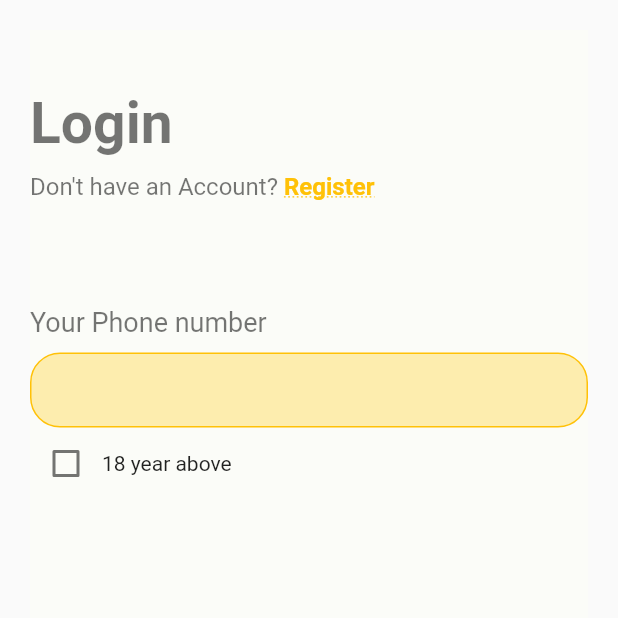
After one commit to asifzakir172000/trainyourbrain, a Flutter app: the LoginScreen screen opened directly, on a phone screen of 412 x 824 dp, the top half of it. The commit adds this screen. Run offline on Flutter 3.47's test engine with Material 2 defaults, Android fonts, the light colour scheme and no system bars; our stand-ins replace circular_countdown_timer, flip_card, flutter_custom_clippers, get, get_storage, google_fonts and 5 more; missing offline and left inert: maze, new_version; accounts and stored records are empty; network calls fail; project files that could hold a hidden picture were left out.

Commit message:
grey disable button login page sign up page

```diff
--- a/lib/helper/storageKey.dart
+++ b/lib/helper/storageKey.dart
@@ -17,6 +17,7 @@ class StorageKey {
   static const wordColorFirst = "wordColorFirst";
   static const reasoningPer = "reasoningPer";
   static const attentionPer = "attentionPer";
+  static const isLogin = "login";
 
 
   setStorage({key, msg}){
--- a/lib/view/card/cardGame2.dart
+++ b/lib/view/card/cardGame2.dart
@@ -154,6 +154,7 @@ class _FlipCardScreenState extends State<FlipCardTwoScreen> {
                     children: [
                       GestureDetector(
                         onTap: (){
+                          AudioPlayerClass.instance.dismiss();
                           Get.back();
                         },
                         child: Container(
--- a/lib/view/findNew/findNewGame.dart
+++ b/lib/view/findNew/findNewGame.dart
@@ -178,6 +178,7 @@ class _FindNewGameState extends State<FindNewGame> {
                     children: [
                       GestureDetector(
                         onTap: (){
+                          AudioPlayerClass.instance.dismiss();
                           Get.back();
                         },
                         child: Container(
--- a/lib/view/findNew/findNewLevel.dart
+++ b/lib/view/findNew/findNewLevel.dart
@@ -187,11 +187,13 @@ class _FindNewLevelState extends State<FindNewLevel> {
                             shadowColor: Colors.grey,
                             shape: RoundedRectangleBorder(
                               side: BorderSide(
-                                color: mController.level.value > index ? Colors.green : Colors.amber, //<-- SEE HERE
+                                color: mController.level.value > index ? Colors.green :
+                                mController.level.value == index ? Colors.amber : Colors.grey, //<-- SEE HERE
                               ),
                               borderRadius: BorderRadius.circular(20.0),
                             ),
-                            color: mController.level.value > index ? Colors.lightGreen.shade100 : Colors.amber.shade300,
+                            color: mController.level.value > index ? Colors.lightGreen.shade100 :
+                            mController.level.value == index ? Colors.amber.shade300 : Colors.grey.shade300,
                             child: Center(child: Text("${index + 1}", style: GoogleFonts.ubuntu(
                                 color: Colors.white,
                                 fontSize: 24
--- a/lib/view/home.dart
+++ b/lib/view/home.dart
@@ -36,7 +36,7 @@ class _HomePageState extends State<HomePage> {
           alignment: Alignment.center,
           child: Text(
             "Coming\nSoon",
-            textAlign: TextAlign.justify,
+            textAlign: TextAlign.center,
             style: GoogleFonts.ubuntu(
                 color: Colors.black,
                 fontSize: 18,
--- /dev/null
+++ b/lib/view/login/login.dart
@@ -0,0 +1,199 @@
+import 'package:flutter/gestures.dart';
+import 'package:flutter/material.dart';
+import 'package:get/get.dart';
+import 'package:trainyourbrain/view/login/signIp.dart';
+
+import '../../controller/login_controller.dart';
+
+class LoginScreen extends StatefulWidget {
+  const LoginScreen({Key? key}) : super(key: key);
+
+  @override
+  State<LoginScreen> createState() => _LoginScreenState();
+}
+
+class _LoginScreenState extends State<LoginScreen> {
+  late TextEditingController _editingController;
+  late TextEditingController _phoneController;
+  final loginController = Get.put(LoginController());
+  final focus = FocusNode();
+  bool? checkedValue = false;
+
+  @override
+  void initState() {
+    super.initState();
+    _editingController = TextEditingController(text: "");
+    _phoneController = TextEditingController(text: "");
+  }
+  @override
+  void dispose() {
+    _editingController.dispose();
+    _phoneController.dispose();
+    super.dispose();
+  }
+
+  @override
+  Widget build(BuildContext context) {
+    return Scaffold(
+      body: SafeArea(
+        child: Container(
+          margin: const EdgeInsets.all(20),
+          color: const Color(0xFFFBFCF8),
+          child: Column(
+            crossAxisAlignment: CrossAxisAlignment.start,
+            mainAxisAlignment: MainAxisAlignment.start,
+            children: [
+
+              const SizedBox(height: 40,),
+
+              const Text(
+                'Login',
+                style: TextStyle(
+                    fontSize: 38,
+                    fontWeight: FontWeight.bold,
+                    color: Colors.black54),
+              ),
+              const SizedBox(height: 10,),
+              RichText(
+                text: TextSpan(
+                  text: 'Don\'t have an Account? ',
+                  style: const TextStyle(
+                      fontSize: 16,
+                      fontWeight: FontWeight.normal,
+                      color: Colors.black54),
+                  children: <TextSpan> [
+                    TextSpan(
+                        text: 'Register',
+                        recognizer: TapGestureRecognizer()..onTap = () {
+                          loginController.buttonDisableClear();
+                           Get.to(()=>const SignInScreen(), transition: Transition.rightToLeftWithFade,);
+                          } ,
+                        style: const TextStyle(
+                      fontWeight: FontWeight.bold,
+                      decoration: TextDecoration.underline,
+                      color: Colors.amber,
+                      fontSize: 16,
+                      decorationStyle: TextDecorationStyle.dotted,
+                    )
+                    ),
+                  ]
+                ),
+              ),
+
+
+              //phone number
+              const SizedBox(height: 70,),
+              const Text(
+                'Your Phone number',
+                style: TextStyle(
+                    fontSize: 18,
+                    fontWeight: FontWeight.normal,
+                    color: Colors.black54),
+              ),
+              Container(
+                height: 50,
+                width: MediaQuery.of(context).size.width,
+                alignment: Alignment.center,
+                padding: const EdgeInsets.only(left: 10,),
+                margin: const EdgeInsets.only(top: 10,),
+                decoration: BoxDecoration(
+                  color: Colors.amberAccent.withOpacity(.4),
+                  borderRadius: BorderRadius.circular(20),
+
+                  border: Border.all(color: Colors.amber),
+                ),
+                child: TextField(
+                  onSubmitted: (newValue){},
+                  onChanged: (newValue){
+                    // print(newValue);
+                    // print(newValue.length);
+                    if(newValue.length == 10){
+                      loginController.buttonDisable(newValue, "LoginButton");
+                    }
+                  },
+                  keyboardType: TextInputType.number,
+                  focusNode: focus,
+                  maxLength: 10,
+                  controller: _phoneController,
+                  decoration: const InputDecoration(
+                    border: InputBorder.none,
+                    counterText: ""
+                  ),
+                ),
+              ),
+
+              //18 check box
+              /*CheckboxListTile(
+                title: const Text("18 year above"),
+                value: checkedValue,
+                onChanged: (newValue) {
+                  setState(() {
+                    checkedValue = newValue!;
+                  });
+                },
+                controlAffinity: ListTileControlAffinity.leading,  //  <-- leading Checkbox
+              ),*/
+              InkWell(
+                onTap: (){
+                  setState(() {
+                    checkedValue = !checkedValue!;
+                  });
+                },
+                child: Row(
+                  children: [
+                    Checkbox(
+                      activeColor: Colors.amber,
+                      value: checkedValue,
+                      onChanged: (bool? value) {
+                        setState(() {
+                          checkedValue = value!;
+                        });
+                      },
+                    ),
+                    const Text("18 year above"),
+                  ],
+                ),
+              ),
+
+
+
+              //button
+              const Spacer(),
+              GetBuilder<LoginController>(
+                id: "LoginButton",
+                builder: (ctx) {
+                  return InkWell(
+                    onTap: ctx.disable ? (){
+                      if(_phoneController.text.length == 10){
+                        loginController.showCustomDialog(context, "LoginButton");
+                      }
+                    } : null,
+                    child: Container(
+                      height: 50,
+                      width: MediaQuery.of(context).size.width,
+                      alignment: Alignment.center,
+                      padding: const EdgeInsets.only(left: 10,),
+                      margin: const EdgeInsets.only(top: 10,),
+                      decoration: BoxDecoration(
+                        color: ctx.disable? Colors.amberAccent : Colors.grey.shade200,
+                        borderRadius: BorderRadius.circular(20),
+                      ),
+                      child: const Text(
+                        'Verify OTP',
+                        style: TextStyle(
+                            fontSize: 22,
+                            fontWeight: FontWeight.bold,
+                            color: Colors.white),
+                      ),
+                    ),
+                  );
+                }
+              ),
+
+            ],
+          ),
+        ),
+      ),
+    );
+  }
+}
--- a/lib/view/maza/mazeGame.dart
+++ b/lib/view/maza/mazeGame.dart
@@ -126,7 +126,7 @@ class _MazeGameState extends State<MazeGame>{
                     children: [
                       GestureDetector(
                         onTap: (){
-                          Get.back();
+                          AudioPlayerClass.instance.dismiss();
                           Get.back();
                         },
                         child: Container(
--- a/lib/view/wordColor/wordColorGame.dart
+++ b/lib/view/wordColor/wordColorGame.dart
@@ -139,6 +139,7 @@ class _WordColorGameState extends State<WordColorGame> {
                 children: [
                   GestureDetector(
                     onTap: (){
+                      AudioPlayerClass.instance.dismiss();
                       Get.back();
                     },
                     child: Container(
--- a/lib/view/wordColor/wordColorLevel.dart
+++ b/lib/view/wordColor/wordColorLevel.dart
@@ -181,11 +181,13 @@ class _WordColorLevelState extends State<WordColorLevel> {
                             shadowColor: Colors.grey,
                             shape: RoundedRectangleBorder(
                               side: BorderSide(
-                                color: mController.level.value > index ? Colors.green : Colors.amber, //<-- SEE HERE
+                                color: mController.level.value > index ? Colors.green :
+                                mController.level.value == index ? Colors.amber : Colors.grey, //<-- SEE HERE
                               ),
                               borderRadius: BorderRadius.circular(20.0),
                             ),
-                            color: mController.level.value > index ? Colors.lightGreen.shade100 : Colors.amber.shade300,
+                            color: mController.level.value > index ? Colors.lightGreen.shade100 :
+                            mController.level.value == index ? Colors.amber.shade300 : Colors.grey.shade300,
                             child: Center(child: Text("${index + 1}", style: GoogleFonts.ubuntu(
                                 color: Colors.white,
                                 fontSize: 24
```
Also changed, not shown: lib/component/otp_verification.dart (added, +148 -0 lines), lib/controller/SplashController.dart (+12 -1 lines), lib/controller/cardLevelController.dart (+0 -9 lines), lib/controller/findNewLevelController.dart (+0 -9 lines), lib/controller/findPathLevelController.dart (+0 -9 lines), lib/controller/login_controller.dart (added, +52 -0 lines), lib/controller/wordColorLevelController.dart (+1 -10 lines), lib/model/homeData.dart (+6 -6 lines), lib/view/card/cardLevel.dart (+5 -2 lines), lib/view/login/signIp.dart (added, +209 -0 lines), lib/view/maza/mazeLevel.dart (+4 -3 lines), 5 other files.
